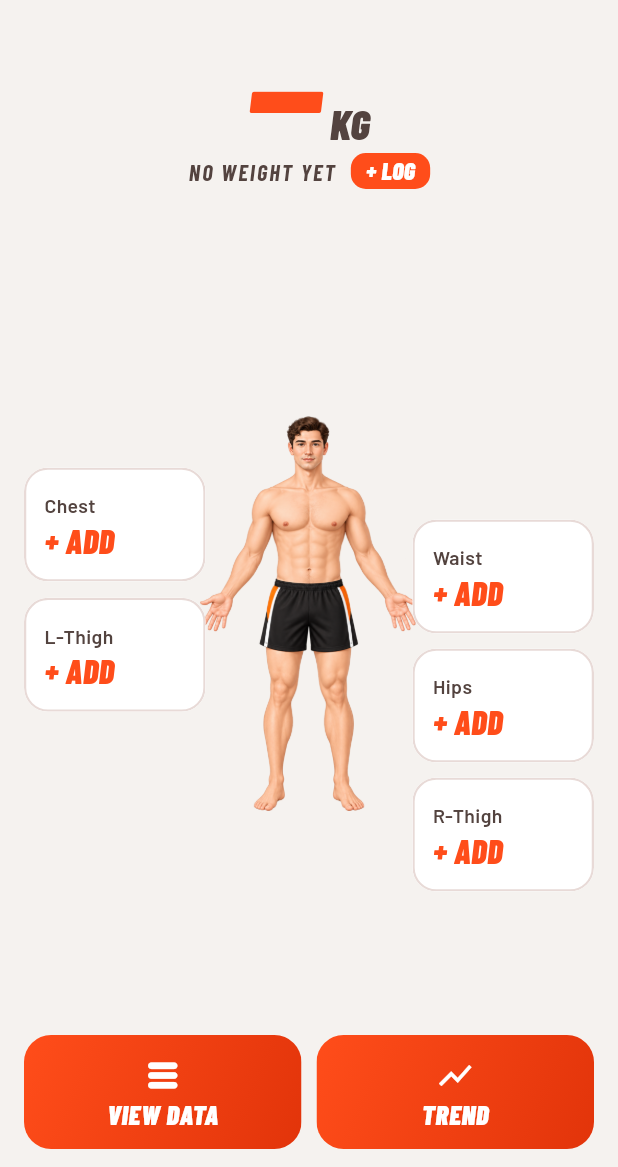
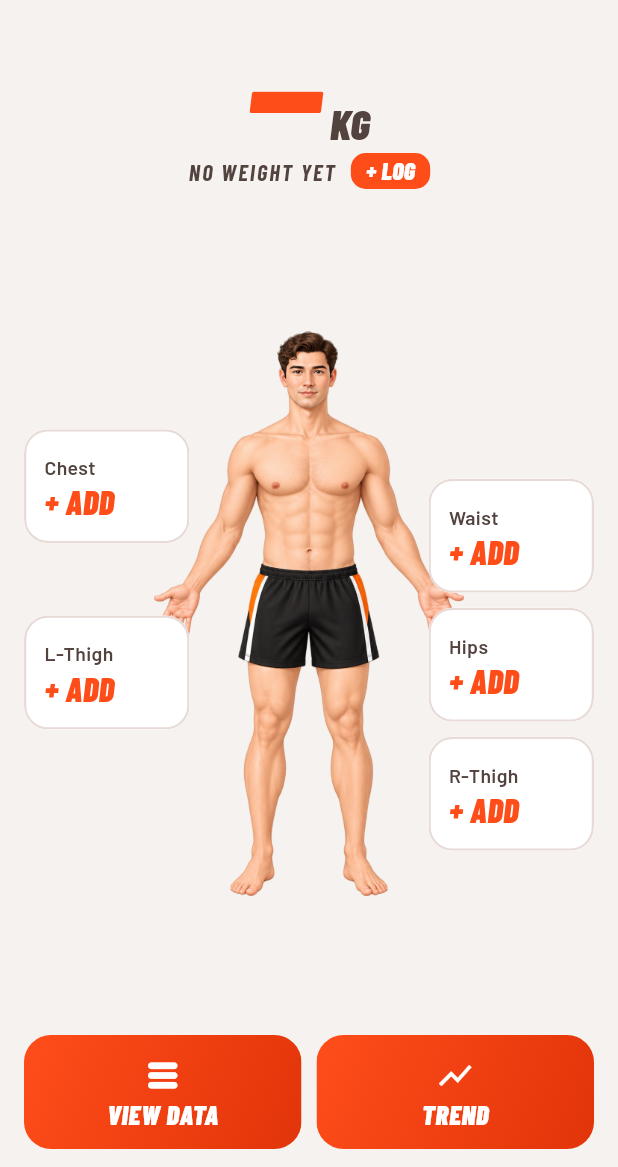
Before and after one commit to infinityladder/weight_tracker, a Flutter app: the screen it shows after launch, on a phone screen of 412 x 824 dp, the part 69-1236 px from its top. Run offline on Flutter 3.47's test engine with Material 3 defaults, Android fonts, the phone set to English and light mode, and no system bars; our stand-ins replace file_picker, fl_chart, flutter_riverpod, share_plus, sqflite; accounts and stored records are empty.

Commit message:
Three custom measures under the body; fix band positions; bigger figure
- Bigger body figure; smaller measure sheet that shifts the body so the
  selected part and its card stay in view
- Fix hip, neck, waist and belly band positions; per-body mirror axis so
  right-side bands land on the female legs
- New test checks every band sits on the body picture and in the right
  top-to-bottom order
- Three user-named custom measurements (Settings > CUSTOM) shown in a row
  under the body, never on it

Co-Authored-By: Claude Opus 5.5 <noreply@anthropic.com>

```diff
--- a/lib/body_map.dart
+++ b/lib/body_map.dart
@@ -16,23 +16,28 @@ class BodyPart {
   /// Starting point for the size picker when nothing has been logged yet.
   final double typicalCm;
 
-  BodyPart mirrored() => BodyPart(200 - x2, 200 - x1, y, !right, typicalCm);
+  /// The same part on the other side of a body standing centred on [axis].
+  BodyPart mirrored([double axis = 100]) => BodyPart(2 * axis - x2, 2 * axis - x1, y, !right, typicalCm);
 }
 
-const _images = {BodyType.male: 'images/body_log_male.png', BodyType.female: 'images/body_log_female.png'};
+/// Each picture's centre line: the female figure stands a little right of the
+/// middle of her picture.
+const _centres = {BodyType.male: 100.0, BodyType.female: 102.0};
+
+const bodyImages = {BodyType.male: 'images/body_log_male.png', BodyType.female: 'images/body_log_female.png'};
 
 /// Where each body picture sits in the 200 x 440 box: full width, centred
 /// vertically.
-const _imageRects = {
+const bodyImageRects = {
   BodyType.male: Rect.fromLTWH(0, 38.37, 200, 363.27),
   BodyType.female: Rect.fromLTWH(0, 29.25, 200, 381.5),
 };
 
 /// Keyword -> where it sits on the male and female figures, most specific
 /// first ("forearm" before "arm", "above knee" before "knee"). Positions are
-/// measured on each body's picture as placed by [_imageRects].
+/// measured on each body's picture as placed by [bodyImageRects].
 const _parts = <(String, BodyPart, BodyPart)>[
-  ('neck', BodyPart(87, 112, 86, false, 38), BodyPart(89, 105, 96, false, 33)),
+  ('neck', BodyPart(87, 112, 90, false, 38), BodyPart(89, 106, 90, false, 33)),
   ('shoulder', BodyPart(50, 150, 114, true, 110), BodyPart(55, 145, 115, true, 100)),
   ('chest', BodyPart(60, 140, 138, false, 95), BodyPart(70, 131, 135, false, 90)),
   ('bust', BodyPart(60, 140, 138, false, 95), BodyPart(70, 131, 135, false, 90)),
@@ -40,12 +45,12 @@ const _parts = <(String, BodyPart, BodyPart)>[
   ('wrist', BodyPart(17, 34, 200, false, 16), BodyPart(20, 35, 201, false, 15)),
   ('bicep', BodyPart(43, 65, 150, false, 30), BodyPart(50, 68, 153, false, 27)),
   ('arm', BodyPart(43, 65, 150, false, 30), BodyPart(50, 68, 153, false, 27)),
-  ('belly', BodyPart(71, 128, 168, false, 85), BodyPart(72, 130, 179, false, 78)),
-  ('abdom', BodyPart(71, 128, 168, false, 85), BodyPart(72, 130, 179, false, 78)),
-  ('stomach', BodyPart(71, 128, 168, false, 85), BodyPart(72, 130, 179, false, 78)),
-  ('waist', BodyPart(71, 129, 186, true, 80), BodyPart(76, 124, 164, true, 72)),
-  ('hip', BodyPart(58, 142, 234, true, 98), BodyPart(59, 144, 214, true, 100)),
-  ('glute', BodyPart(58, 142, 234, true, 98), BodyPart(59, 144, 214, true, 100)),
+  ('belly', BodyPart(71, 129, 179, false, 85), BodyPart(72, 130, 179, false, 78)),
+  ('abdom', BodyPart(71, 129, 179, false, 85), BodyPart(72, 130, 179, false, 78)),
+  ('stomach', BodyPart(71, 129, 179, false, 85), BodyPart(72, 130, 179, false, 78)),
+  ('waist', BodyPart(71, 128, 170, true, 80), BodyPart(77, 125, 168, true, 72)),
+  ('hip', BodyPart(62, 138, 214, true, 98), BodyPart(59, 144, 214, true, 100)),
+  ('glute', BodyPart(62, 138, 214, true, 98), BodyPart(59, 144, 214, true, 100)),
   ('above knee', BodyPart(65, 90, 284, false, 42), BodyPart(66, 91, 280, false, 42)),
   ('thigh', BodyPart(61, 94, 258, false, 55), BodyPart(61, 95, 254, false, 57)),
   ('knee', BodyPart(62, 84, 302, false, 38), BodyPart(66, 89, 294, false, 37)),
@@ -56,6 +61,7 @@ const _parts = <(String, BodyPart, BodyPart)>[
 /// The part a field measures on [body], matched by name. "L-"/"left" and
 /// "R-"/"right" pick the side; null when the name isn't a known body part.
 BodyPart? partFor(MeasureField f, [BodyType body = BodyType.male]) {
+  if (f.custom) return null;
   final name = f.label.toLowerCase();
   final left = name.startsWith('l-') || name.startsWith('l ') || name.contains('left');
   final right = name.startsWith('r-') || name.startsWith('r ') || name.contains('right');
@@ -63,7 +69,7 @@ BodyPart? partFor(MeasureField f, [BodyType body = BodyType.male]) {
   for (final (keyword, male, female) in _parts) {
     if (!words.contains(keyword)) continue;
     final part = body == BodyType.female ? female : male;
-    if ((left && part.right) || (right && !part.right)) return part.mirrored();
+    if ((left && part.right) || (right && !part.right)) return part.mirrored(_centres[body]!);
     return part;
   }
   return null;
@@ -98,10 +104,12 @@ class BodyMap extends StatelessWidget {
     // Split into columns, each ordered top to bottom on the body; fields that
     // aren't a known part go at the end of the shorter column.
     final left = <(MeasureField, BodyPart?)>[], right = <(MeasureField, BodyPart?)>[];
-    final unplaced = <MeasureField>[];
+    final unplaced = <MeasureField>[], custom = <MeasureField>[];
     for (final f in fields) {
       final part = partFor(f, body);
-      if (part == null) {
+      if (f.custom) {
+        custom.add(f);
+      } else if (part == null) {
         unplaced.add(f);
       } else {
         (part.right ? right : left).add((f, part));
@@ -113,16 +121,16 @@ class BodyMap extends StatelessWidget {
       (left.length <= right.length ? left : right).add((f, null));
     }
 
-    return LayoutBuilder(builder: (context, c) {
+    final map = LayoutBuilder(builder: (context, c) {
       final w = c.maxWidth;
       final rows = math.max(1, math.max(left.length, right.length));
-      final cardW = math.min(132.0, (w - 24) * 0.34);
+      final cardW = math.min(120.0, (w - 24) * 0.31);
       final cardH = ((c.maxHeight - _gap * (rows - 1)) / rows).clamp(56.0, 76.0);
       final h = math.max(c.maxHeight, rows * cardH + (rows - 1) * _gap);
 
-      // Figure fills the middle; the outstretched hands may tuck slightly
-      // under the cards.
-      final s = math.min(h / 450, math.max(0.4, (w - 2 * cardW - 4) / 185));
+      // Figure fills the middle; the outstretched hands may tuck under the
+      // cards.
+      final s = math.min(h / 450, math.max(0.4, (w - 2 * cardW - 4) / 150));
       final ox = (w - 200 * s) / 2, oy = (h - 440 * s) / 2;
       Offset toCanvas(double x, double y) => Offset(ox + x * s, oy + y * s);
 
@@ -157,10 +165,12 @@ class BodyMap extends StatelessWidget {
             isRight ? toCanvas(part.x2, part.y) : toCanvas(part.x1, part.y),
             Offset(isRight ? w - cardW : cardW, columnTops[isRight]![i] + cardH / 2),
           );
-          // The size picker sheet covers roughly the lower 60%: slide the
-          // map up so both the card and the highlighted part stay visible.
+          // The size picker sheet covers roughly the lower half: slide the
+          // map up so both the card and the highlighted part stay visible,
+          // but never so far that the top of either slides out of view.
+          final top = math.min(columnTops[isRight]![i], part.y * s + oy - 12);
           final lowest = math.max(columnTops[isRight]![i] + cardH, part.y * s + oy + 12);
-          shift = math.max(0.0, lowest - c.maxHeight * 0.38);
+          shift = (lowest - c.maxHeight * 0.48).clamp(0.0, math.max(0.0, top - 8));
         }
       }
 
@@ -169,11 +179,11 @@ class BodyMap extends StatelessWidget {
         child: Stack(
           children: [
             Positioned(
-              left: ox + _imageRects[body]!.left * s,
-              top: oy + _imageRects[body]!.top * s,
-              width: _imageRects[body]!.width * s,
-              height: _imageRects[body]!.height * s,
-              child: Image.asset(_images[body]!, fit: BoxFit.contain, filterQuality: FilterQuality.medium),
+              left: ox + bodyImageRects[body]!.left * s,
+              top: oy + bodyImageRects[body]!.top * s,
+              width: bodyImageRects[body]!.width * s,
+              height: bodyImageRects[body]!.height * s,
+              child: Image.asset(bodyImages[body]!, fit: BoxFit.contain, filterQuality: FilterQuality.medium),
             ),
             Positioned.fill(
               child: CustomPaint(
@@ -209,6 +219,33 @@ class BodyMap extends StatelessWidget {
       );
       return h > c.maxHeight ? SingleChildScrollView(child: shifted) : shifted;
     });
+    if (custom.isEmpty) return map;
+
+    // Custom measurements aren't on the body: a row of cards underneath.
+    return Column(
+      children: [
+        Expanded(child: map),
+        const SizedBox(height: _gap),
+        SizedBox(
+          height: 64,
+          child: Row(
+            children: [
+              for (final (i, f) in custom.indexed) ...[
+                if (i > 0) const SizedBox(width: _gap),
+                Expanded(
+                  child: _PartCard(
+                    field: f,
+                    value: valueText(f),
+                    selected: f.key == selectedKey,
+                    onTap: () => onTap(f),
+                  ),
+                ),
+              ],
+            ],
+          ),
+        ),
+      ],
+    );
   }
 }
 
--- a/lib/models.dart
+++ b/lib/models.dart
@@ -83,7 +83,13 @@ class MeasureField {
   /// Switched off; past values are kept.
   final bool hidden;
   final int sortOrder;
+
+  /// One of the measurements the user names; never placed on the body.
+  bool get custom => customMeasureKeys.contains(key);
 }
+
+/// Keys of the user-named measurements, in order.
+const customMeasureKeys = ['c_custom_1', 'c_custom_2', 'c_custom_3'];
 
 class Goal {
   const Goal({
--- a/lib/state.dart
+++ b/lib/state.dart
@@ -183,6 +183,11 @@ class AppController extends Notifier<AppData> {
     await _reload();
   }
 
+  Future<void> renameField(String key, String label) async {
+    await _db.renameField(key, label);
+    await _reload();
+  }
+
   /// Sets the starting weigh-in ([date] null = first weigh-in). An existing
   /// goal moves its start weight to match.
   Future<void> setStartDate(DateTime? date) async {
```
Also changed, not shown: lib/db.dart (+17 -5 lines), lib/screens/measure_sheet.dart (+13 -19 lines), lib/screens/settings_sheet.dart (+56 -1 lines), 3 other files.
